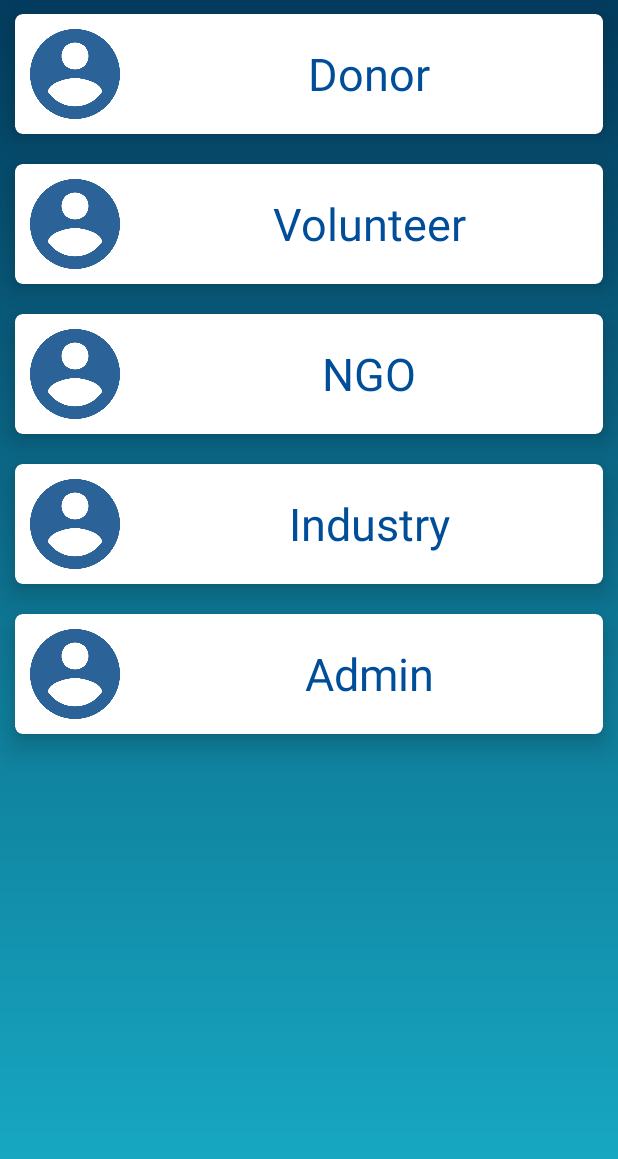
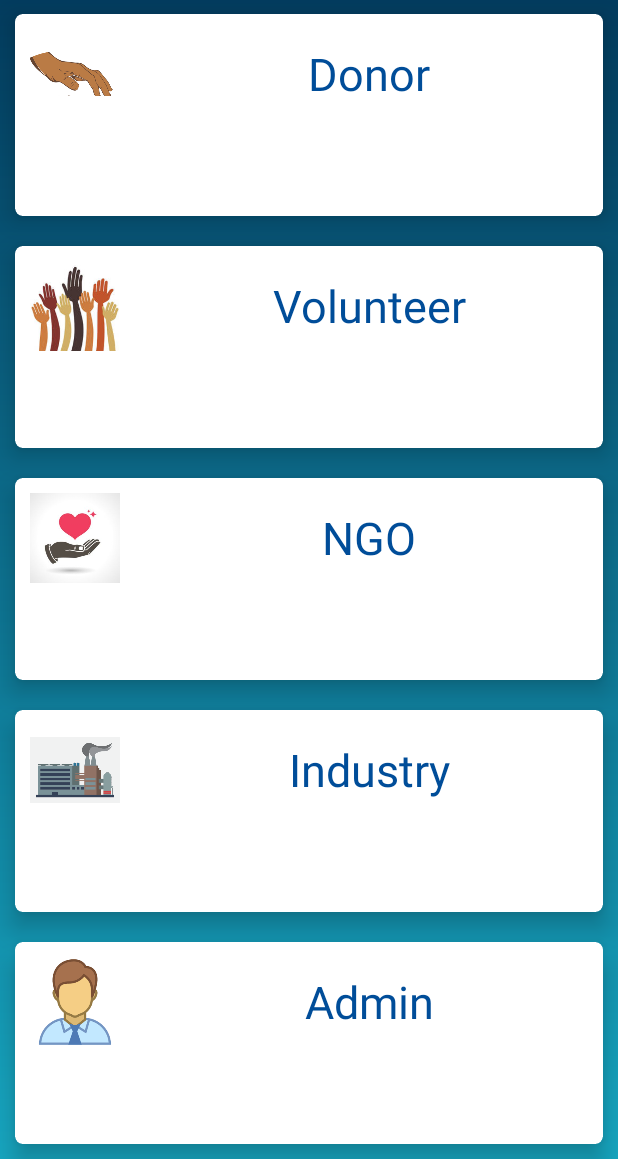
Before and after one commit to Jinay98/ECOllezione-Waste-Management, an Android app: the screen it shows after launch (Launcher), on a phone screen of 412 x 824 dp, the part 77-1236 px from its top. Run offline under Robolectric (Android 15) with nearby library versions, the phone set to English and light mode, and no system bars; our stand-ins replace Firebase (no records; nobody signed in at launch, a user with empty details on screens opened directly).

Commit message:
UI change

```diff
--- a/app/src/debug/res/values/google_maps_api.xml
+++ b/app/src/debug/res/values/google_maps_api.xml
@@ -20,5 +20,5 @@
     Once you have your key (it starts with "AIza"), replace the "google_maps_key"
     string in this file.
     -->
-    <string name="google_maps_key" templateMergeStrategy="preserve" translatable="false"></string>
+    <string name="google_maps_key" templateMergeStrategy="preserve" translatable="false">AIzaSyBqrewZNjkvVx28YqwDe718zPxzwV9zBkE</string>
 </resources>
--- a/app/src/main/java/com/example/android/wastemanagement/Home.java
+++ b/app/src/main/java/com/example/android/wastemanagement/Home.java
@@ -66,6 +66,7 @@ import com.google.firebase.database.ValueEventListener;
 
 import java.io.IOException;
 import java.text.SimpleDateFormat;
+import java.util.ArrayList;
 import java.util.Calendar;
 import java.util.List;
 import java.util.Locale;
--- a/app/src/main/res/layout/activity_launcher.xml
+++ b/app/src/main/res/layout/activity_launcher.xml
@@ -1,4 +1,5 @@
 <?xml version="1.0" encoding="utf-8"?>
+
 <android.widget.LinearLayout xmlns:android="http://schemas.android.com/apk/res/android"
     xmlns:app="http://schemas.android.com/apk/res-auto"
     xmlns:tools="http://schemas.android.com/tools"
@@ -19,7 +20,11 @@
         app:fontFamily="sans-serif" />
 
 
-
+    <LinearLayout
+        android:layout_width="match_parent"
+        android:layout_height="match_parent"
+        android:orientation="vertical"
+        android:weightSum="5">
         <android.support.v7.widget.CardView
             android:id="@+id/donor_card"
             android:layout_width="match_parent"
@@ -27,23 +32,26 @@
             android:layout_margin="10dp"
             app:cardCornerRadius="5dp"
             app:cardElevation="10dp"
-        android:clickable="true">
+            android:clickable="true"
+            android:layout_weight="1">
 
             <LinearLayout
                 android:layout_width="match_parent"
                 android:layout_height="wrap_content"
                 android:orientation="horizontal">
+
                 <ImageView
-                android:padding="10dp"
                     android:layout_width="80dp"
                     android:layout_height="80dp"
-                app:srcCompat="@drawable/account_settings_icon" />
+                    android:padding="10dp"
+                    app:srcCompat="@drawable/donor1" />
+
                 <TextView
                     android:layout_width="match_parent"
                     android:layout_height="wrap_content"
-                android:text="Donor"
                     android:layout_gravity="center_horizontal|center_vertical"
                     android:gravity="center_horizontal"
+                    android:text="Donor"
                     android:textColor="@color/colorAccent"
                     android:textSize="30sp" />
             </LinearLayout>
@@ -56,17 +64,19 @@
             android:layout_margin="10dp"
             app:cardCornerRadius="5dp"
             app:cardElevation="10dp"
-        android:clickable="true">
+            android:clickable="true"
+            android:layout_weight="1">
 
             <LinearLayout
                 android:layout_width="match_parent"
                 android:layout_height="wrap_content"
                 android:orientation="horizontal">
+
                 <ImageView
-                android:padding="10dp"
                     android:layout_width="80dp"
                     android:layout_height="80dp"
-                app:srcCompat="@drawable/account_settings_icon" />
+                    android:padding="10dp"
+                    app:srcCompat="@drawable/volunteer2" />
                 <TextView
                     android:layout_width="match_parent"
                     android:layout_height="wrap_content"
@@ -85,17 +95,19 @@
             android:layout_margin="10dp"
             app:cardCornerRadius="5dp"
             app:cardElevation="10dp"
-        android:clickable="true">
+            android:clickable="true"
+            android:layout_weight="1">
 
             <LinearLayout
                 android:layout_width="match_parent"
                 android:layout_height="wrap_content"
                 android:orientation="horizontal">
+
                 <ImageView
-                android:padding="10dp"
                     android:layout_width="80dp"
                     android:layout_height="80dp"
-                app:srcCompat="@drawable/account_settings_icon" />
+                    android:padding="10dp"
+                    app:srcCompat="@drawable/ngo" />
                 <TextView
                     android:layout_width="match_parent"
                     android:layout_height="wrap_content"
@@ -114,17 +126,19 @@
             android:layout_margin="10dp"
             app:cardCornerRadius="5dp"
             app:cardElevation="10dp"
-        android:clickable="true">
+            android:clickable="true"
+            android:layout_weight="1">
 
             <LinearLayout
                 android:layout_width="match_parent"
                 android:layout_height="wrap_content"
                 android:orientation="horizontal">
+
                 <ImageView
-                android:padding="10dp"
                     android:layout_width="80dp"
                     android:layout_height="80dp"
-                app:srcCompat="@drawable/account_settings_icon" />
+                    android:padding="10dp"
+                    app:srcCompat="@drawable/industry2" />
                 <TextView
                     android:layout_width="match_parent"
                     android:layout_height="wrap_content"
@@ -143,17 +157,19 @@
             android:layout_margin="10dp"
             app:cardCornerRadius="5dp"
             app:cardElevation="10dp"
-        android:clickable="true">
+            android:clickable="true"
+            android:layout_weight="1">
 
             <LinearLayout
                 android:layout_width="match_parent"
                 android:layout_height="wrap_content"
                 android:orientation="horizontal">
+
                 <ImageView
-                android:padding="10dp"
                     android:layout_width="80dp"
                     android:layout_height="80dp"
-                app:srcCompat="@drawable/account_settings_icon" />
+                    android:padding="10dp"
+                    app:srcCompat="@drawable/admin2" />
                 <TextView
                     android:layout_width="match_parent"
                     android:layout_height="wrap_content"
@@ -165,4 +181,5 @@
             </LinearLayout>
         </android.support.v7.widget.CardView>
 
+    </LinearLayout>
 </android.widget.LinearLayout>
```
Also changed, not shown: app/src/main/res/drawable/admin2.png (added), app/src/main/res/drawable/donor1.png (added), app/src/main/res/drawable/industry2.png (added), app/src/main/res/drawable/ngo.jpg (added), app/src/main/res/drawable/ngo1.jpg (added), app/src/main/res/drawable/volunteer2.jpg (added). Lines whose indentation alone changed are shown as unchanged.
